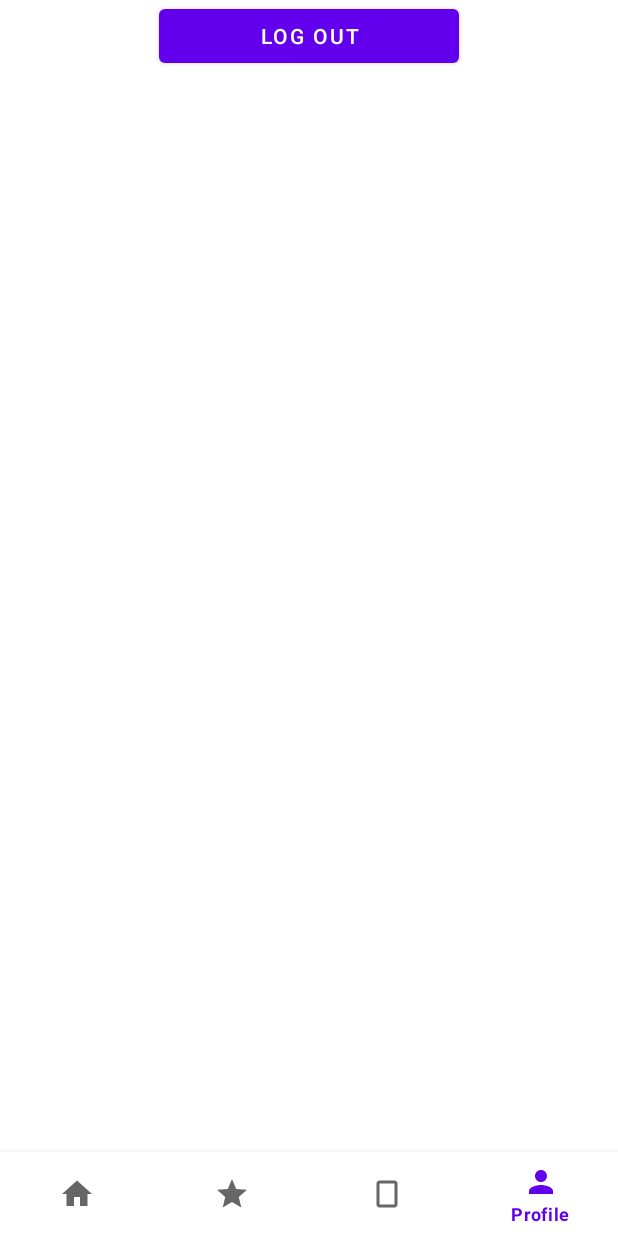
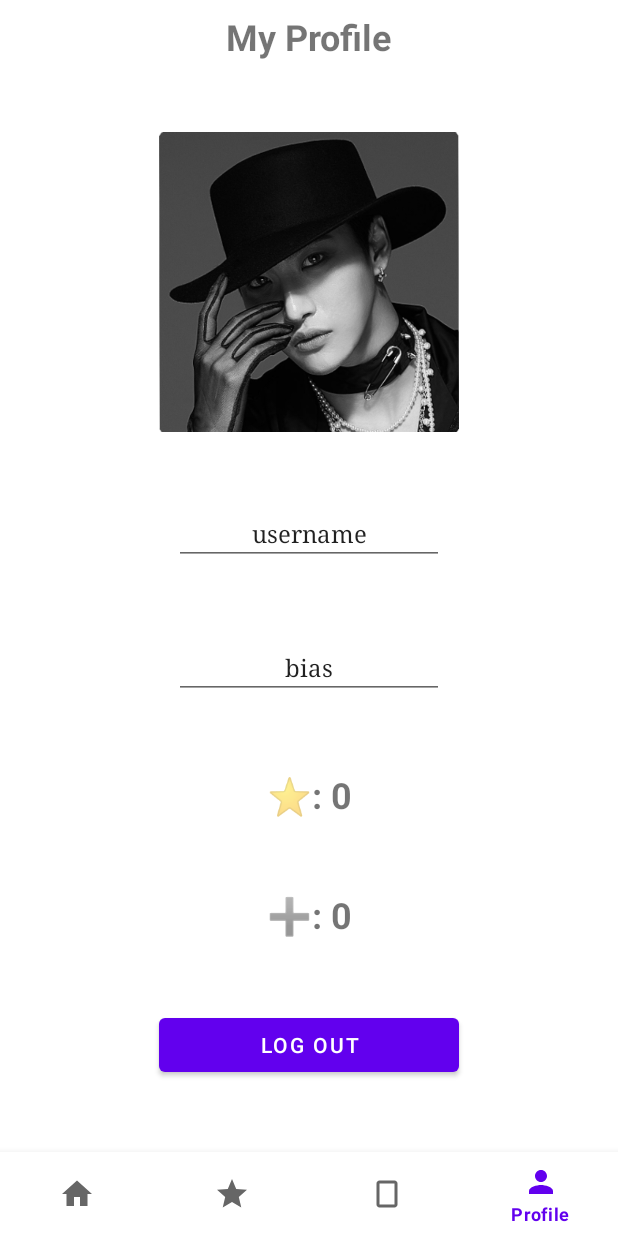
Before and after one commit to SorinaPopa/pcteez, an Android app: the ProfileFragment screen opened through its navigation route, on a phone screen of 412 x 824 dp. Run offline under Robolectric (Android 15) with nearby library versions, the phone set to English and light mode, and no system bars; our stand-ins replace Firebase (no records; nobody signed in at launch, a user with empty details on screens opened directly), data binding, navigation-ui.

Commit message:
modified profile fragment

```diff
--- a/app/src/main/java/com/example/pcteez/ui/profile/ProfileFragment.kt
+++ b/app/src/main/java/com/example/pcteez/ui/profile/ProfileFragment.kt
@@ -7,6 +7,7 @@ import android.view.LayoutInflater
 import android.view.View
 import android.view.ViewGroup
 import androidx.fragment.app.viewModels
+import androidx.lifecycle.lifecycleScope
 import com.example.pcteez.databinding.FragmentProfileBinding
 import com.example.pcteez.ui.login.LoginActivity
 import com.google.android.material.dialog.MaterialAlertDialogBuilder
@@ -32,11 +33,31 @@ class ProfileFragment : Fragment() {
         moodUpAuth = FirebaseAuth.getInstance()
         currentUser = moodUpAuth.currentUser!!
 
+        // TODO: implement a finding friends function
+        binding.findFriendsButton.visibility = View.GONE
+
         logoutButtonObserver()
 
         return binding.root
 
     }
+
+    override fun onViewCreated(view: View, savedInstanceState: Bundle?) {
+        super.onViewCreated(view, savedInstanceState)
+
+        viewLifecycleOwner.lifecycleScope.launchWhenStarted {
+            profileViewModel.wishlistCount.collect { count ->
+                binding.wishlistNumberText.text = "⭐: $count"
+            }
+        }
+
+        viewLifecycleOwner.lifecycleScope.launchWhenStarted {
+            profileViewModel.collectionCount.collect { count ->
+                binding.collectionNumberText.text = "➕: $count"
+            }
+        }
+    }
+
 
     private fun logoutButtonObserver() {
         profileViewModel.onLogoutButtonClicked.observe(viewLifecycleOwner) { isClicked ->
--- a/app/src/main/java/com/example/pcteez/ui/profile/ProfileViewModel.kt
+++ b/app/src/main/java/com/example/pcteez/ui/profile/ProfileViewModel.kt
@@ -2,9 +2,33 @@ package com.example.pcteez.ui.profile
 
 import androidx.lifecycle.MutableLiveData
 import androidx.lifecycle.ViewModel
+import androidx.lifecycle.viewModelScope
+import com.example.pcteez.database.PhotocardRepository
+import kotlinx.coroutines.flow.MutableStateFlow
+import kotlinx.coroutines.flow.StateFlow
+import kotlinx.coroutines.launch
 
 class ProfileViewModel : ViewModel() {
+    private val repository = PhotocardRepository()
+
     val onLogoutButtonClicked = MutableLiveData(false)
+
+    private val _wishlistCount = MutableStateFlow(0)
+    val wishlistCount: StateFlow<Int> = _wishlistCount
+
+    private val _collectionCount = MutableStateFlow(0)
+    val collectionCount: StateFlow<Int> = _collectionCount
+
+    init {
+        loadCounts()
+    }
+
+    private fun loadCounts() {
+        viewModelScope.launch {
+            _wishlistCount.value = repository.getUserWishlist().size
+            _collectionCount.value = repository.getUserCollection().size
+        }
+    }
 
     fun onClickLogoutButton() {
         onLogoutButtonClicked.value = true
--- a/app/src/main/res/layout/fragment_collection.xml
+++ b/app/src/main/res/layout/fragment_collection.xml
@@ -19,7 +19,7 @@
 
         <TextView
             android:id="@+id/collectionTitle"
-            android:layout_width="0dp"
+            android:layout_width="wrap_content"
             android:layout_height="wrap_content"
             android:layout_marginTop="8dp"
             android:text="My Collection"
--- a/app/src/main/res/layout/fragment_profile.xml
+++ b/app/src/main/res/layout/fragment_profile.xml
@@ -17,15 +17,102 @@
         android:layout_height="match_parent"
         tools:context=".ui.wishlist.WishlistFragment">
 
+        <TextView
+            android:id="@+id/profileTitle"
+            android:layout_width="wrap_content"
+            android:layout_height="wrap_content"
+            android:layout_marginTop="8dp"
+            android:text="My Profile"
+            android:textSize="24sp"
+            android:textStyle="bold"
+            app:layout_constraintEnd_toEndOf="parent"
+            app:layout_constraintStart_toStartOf="parent"
+            app:layout_constraintTop_toTopOf="parent" />
+
+
+        <ImageView
+            android:id="@+id/profileImage"
+            android:layout_width="200dp"
+            android:layout_height="200dp"
+            android:scaleType="centerCrop"
+            app:layout_constraintBottom_toTopOf="@id/usernameField"
+            app:layout_constraintLeft_toLeftOf="parent"
+            app:layout_constraintRight_toRightOf="parent"
+            app:layout_constraintTop_toBottomOf="@id/profileTitle"
+            app:srcCompat="@drawable/img_member_seongmom" />
+
+        <EditText
+            android:id="@+id/usernameField"
+            android:layout_width="180dp"
+            android:layout_height="wrap_content"
+            android:fontFamily="serif"
+            android:inputType="text"
+            android:text="username"
+            android:textAlignment="center"
+            android:textSize="16sp"
+            app:layout_constraintBottom_toTopOf="@id/biasField"
+            app:layout_constraintLeft_toLeftOf="parent"
+            app:layout_constraintRight_toRightOf="parent"
+            app:layout_constraintTop_toBottomOf="@id/profileImage" />
+
+        <EditText
+            android:id="@+id/biasField"
+            android:layout_width="180dp"
+            android:layout_height="wrap_content"
+            android:fontFamily="serif"
+            android:inputType="text"
+            android:text="bias"
+            android:textAlignment="center"
+            android:textSize="16sp"
+            app:layout_constraintLeft_toLeftOf="parent"
+            app:layout_constraintRight_toRightOf="parent"
+            app:layout_constraintTop_toBottomOf="@id/usernameField"
+            app:layout_constraintBottom_toTopOf="@id/wishlistNumberText"/>
+
+        <TextView
+            android:id="@+id/wishlistNumberText"
+            android:layout_width="wrap_content"
+            android:layout_height="wrap_content"
+            android:text="⭐:"
+            android:textSize="24sp"
+            android:textStyle="bold"
+            app:layout_constraintBottom_toTopOf="@id/collectionNumberText"
+            app:layout_constraintLeft_toLeftOf="parent"
+            app:layout_constraintRight_toRightOf="parent"
+            app:layout_constraintTop_toBottomOf="@id/biasField" />
+
+        <TextView
+            android:id="@+id/collectionNumberText"
+            android:layout_width="wrap_content"
+            android:layout_height="wrap_content"
+            android:text="➕:"
+            android:textSize="24sp"
+            android:textStyle="bold"
+            app:layout_constraintBottom_toTopOf="@id/findFriendsButton"
+            app:layout_constraintLeft_toLeftOf="parent"
+            app:layout_constraintRight_toRightOf="parent"
+            app:layout_constraintTop_toBottomOf="@id/wishlistNumberText" />
+
+        <Button
+            android:id="@+id/findFriendsButton"
+            android:layout_width="200dp"
+            android:layout_height="wrap_content"
+            android:text="Find Friends"
+            app:layout_constraintBottom_toTopOf="@id/buttonLogOut"
+            app:layout_constraintLeft_toLeftOf="parent"
+            app:layout_constraintRight_toRightOf="parent"
+            app:layout_constraintTop_toBottomOf="@id/collectionNumberText" />
+
         <Button
             android:id="@+id/buttonLogOut"
             android:layout_width="200dp"
             android:layout_height="wrap_content"
             android:onClick="@{()->profileViewModel.onClickLogoutButton()}"
             android:text="Log Out"
+            app:layout_constraintBottom_toBottomOf="parent"
             app:layout_constraintLeft_toLeftOf="parent"
             app:layout_constraintRight_toRightOf="parent"
-            app:layout_constraintTop_toTopOf="parent" />
+            app:layout_constraintTop_toBottomOf="@id/findFriendsButton" />
 
     </androidx.constraintlayout.widget.ConstraintLayout>
 </layout>
--- a/app/src/main/res/layout/fragment_wishlist.xml
+++ b/app/src/main/res/layout/fragment_wishlist.xml
@@ -19,7 +19,7 @@
 
         <TextView
             android:id="@+id/wishlistTitle"
-            android:layout_width="0dp"
+            android:layout_width="wrap_content"
             android:layout_height="wrap_content"
             android:layout_marginTop="8dp"
             android:text="My Wishlist"
```
